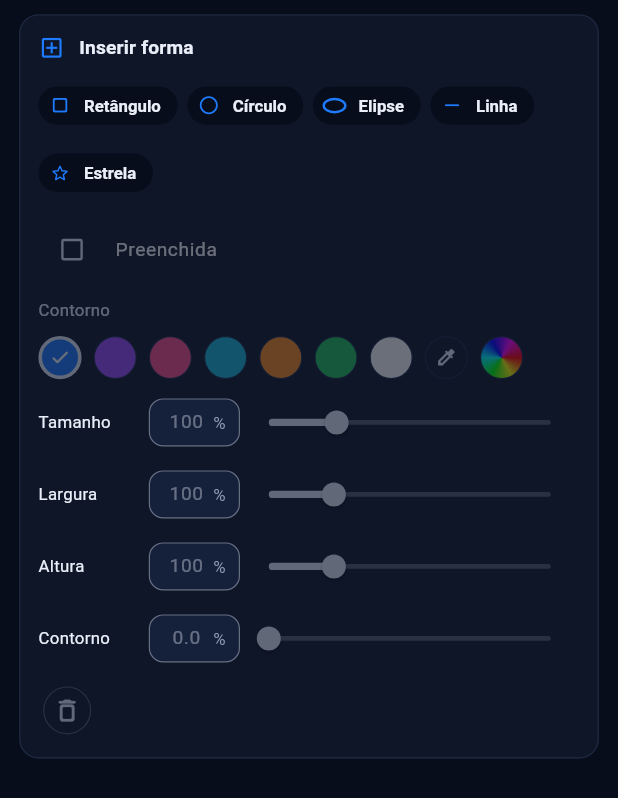
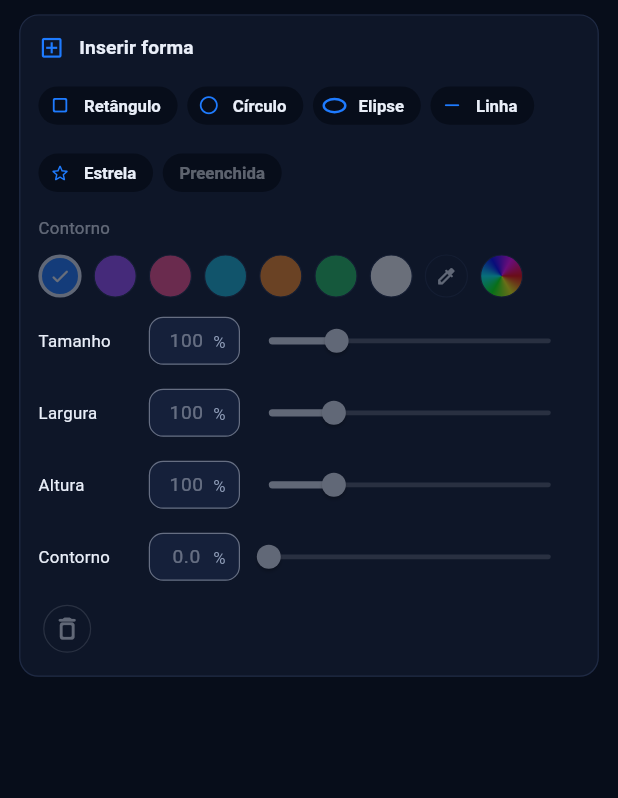
Before and after one commit to lianeheidemann/svg-motion-gallery, a Flutter app: the InsertPanel widget shown alone on an empty page, opened directly with empty values, on a phone screen of 412 x 824 dp. Shown: the top 798 px of the screen. Run offline on Flutter 3.47's test engine with Material 3 defaults, Android fonts, the phone set to English and light mode, and no system bars; our stand-ins replace file_picker, flutter_svg, share_plus, shared_preferences, web, webview_flutter; missing offline and left inert: dart:js_interop; accounts and stored records are empty; generated files the repository leaves out were written again.

Commit message:
Insert: Preenchida chip after the shapes; works on shapes wrapped by the editor
Co-Authored-By: Claude Sonnet 5.5 <noreply@anthropic.com>
Claude-Session: https://claude.ai/code/session_016X1TzwD2pQwEPcPhkChQSA

```diff
--- a/lib/src/features/editor/panels/insert_panel.dart
+++ b/lib/src/features/editor/panels/insert_panel.dart
@@ -108,12 +108,23 @@ class _InsertPanelState extends State<InsertPanel> {
     return SvgPaintEdit.setStrokeWidth(svg, path, width);
   }
 
-  SvgLayer? _layerAt(ElementPath path) =>
-      editor.layers.where((layer) => layer.path == path).firstOrNull;
+  /// The tag of what the user drew at [path]: an editor wrapper (made when a
+  /// shape is moved, scaled or rotated) is followed down to its shape.
+  String? _shapeTag(ElementPath path) {
+    final layers = editor.layers;
+    var i = layers.indexWhere((layer) => layer.path == path);
+    if (i < 0) return null;
+    while (layers[i].isEditorGroup &&
+        i + 1 < layers.length &&
+        layers[i + 1].depth > layers[i].depth) {
+      i++;
+    }
+    return layers[i].tag;
+  }
 
   /// Closed shapes can be filled or hollow; lines and text cannot.
   bool _fillable(ElementPath path) =>
-      const {'rect', 'circle', 'ellipse', 'polygon', 'path'}.contains(_layerAt(path)?.tag);
+      const {'rect', 'circle', 'ellipse', 'polygon', 'path'}.contains(_shapeTag(path));
 
   bool _isFilled(ElementPath path) {
     final fill = SvgPaintEdit.read(editor.svg, path).fill;
@@ -285,7 +296,7 @@ class _InsertPanelState extends State<InsertPanel> {
     final selectedShape =
         selection != null &&
             SvgInsertEdit.isInserted(editor.svg, selection) &&
-            (_layerAt(selection)?.tag == 'text') == widget.text &&
+            (_shapeTag(selection) == 'text') == widget.text &&
             SvgHitTest.movables(editor.svg).any((m) => m.path == selection)
         ? selection
         : null;
@@ -330,18 +341,16 @@ class _InsertPanelState extends State<InsertPanel> {
                         label: Text(l10n.shape(kind)),
                         onPressed: () => _insert(kind, color, fill),
                       ),
+                  // Last in the row, after the shapes: acts on the selected shape.
+                  FilterChip(
+                    key: const Key('selected-filled'),
+                    label: Text(l10n.filledShape),
+                    selected: selectedShape != null && _isFilled(selectedShape),
+                    onSelected: selectedShape == null || !_fillable(selectedShape)
+                        ? null
+                        : (v) => _setFilled(selectedShape, v, fill),
+                  ),
                 ],
-              ),
-            if (!widget.text)
-              CheckboxListTile(
-                key: const Key('selected-filled'),
-                contentPadding: const EdgeInsets.only(left: 8),
-                controlAffinity: ListTileControlAffinity.leading,
-                title: Text(l10n.filledShape),
-                value: selectedShape != null && _isFilled(selectedShape),
-                onChanged: selectedShape == null || !_fillable(selectedShape)
-                    ? null
-                    : (v) => _setFilled(selectedShape, v ?? false, fill),
               ),
             if (showFill)
               ...insertColorSection(
```
Also changed, not shown: 1 other file.
